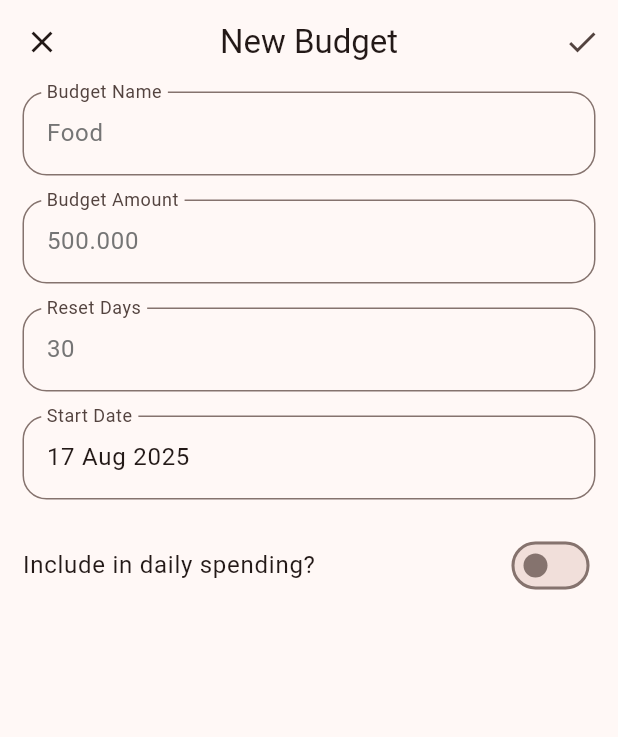
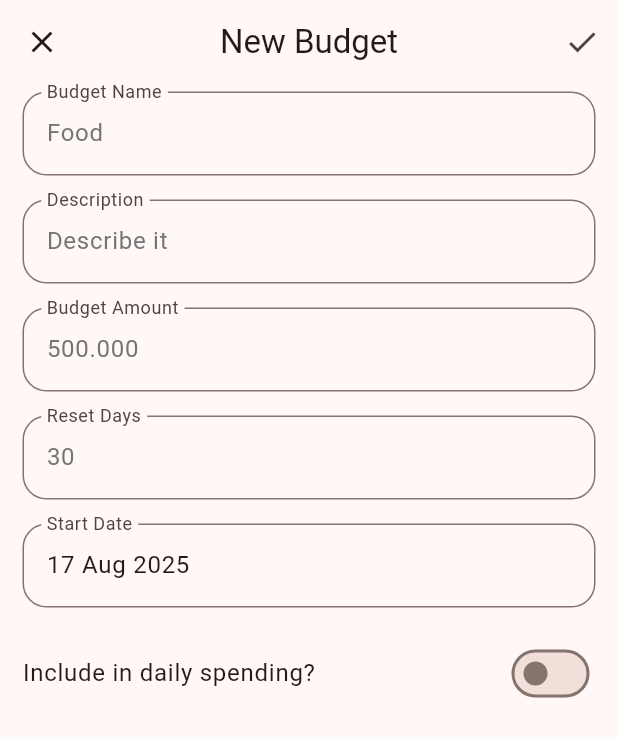
Before and after one commit to BaldGhost-git/WeBudget, a Flutter app: the UpsertBudgetScreen screen opened directly with empty values, on a phone screen of 412 x 824 dp. Shown: the top 737 px of the screen. Run offline on Flutter 3.47's test engine with Material 3 defaults, Android fonts, the phone set to English and light mode, and no system bars; drawn by our look-alikes of flutter_form_builder; our stand-ins replace flutter_riverpod, form_builder_validators, freezed_annotation, gap, go_router, google_sign_in and 2 more; accounts and stored records are empty; generated files the repository leaves out were written again.

Commit message:
add description field

```diff
--- a/lib/features/budgets/presentations/budget_detail.dart
+++ b/lib/features/budgets/presentations/budget_detail.dart
@@ -52,6 +52,7 @@ class _BudgetDetailState extends ConsumerState<BudgetDetail> {
             var {
               'start_date': startDate,
               'name': name,
+              'description': description,
               'total_amount': totalAmount,
               'reset_days': resetDays,
               'is_daily_spend': isDailySpend,
@@ -59,6 +60,7 @@ class _BudgetDetailState extends ConsumerState<BudgetDetail> {
             final newBudget = oldBudget.copyWith(
               startDate: startDate as DateTime,
               name: name as String,
+              description: description as String?,
               totalAmount: int.parse(totalAmount as String),
               modifiedAt: DateTime.now(),
               resetDay: resetDays as int?,
@@ -171,6 +173,8 @@ class _BudgetDetailState extends ConsumerState<BudgetDetail> {
                                 Text(data.name, style: TextStyle(fontSize: 24)),
                                 if (data.description?.isNotEmpty ?? false)
                                   Text(
+                                    maxLines: 2,
+                                    overflow: TextOverflow.ellipsis,
                                     data.description!,
                                     style: TextStyle(fontSize: 14),
                                   ),
--- a/lib/features/budgets/presentations/upsert_budget_screen.dart
+++ b/lib/features/budgets/presentations/upsert_budget_screen.dart
@@ -83,6 +83,18 @@ class _UpsertBudgetScreenState extends State<UpsertBudgetScreen> {
                   decoration: customInputDecoration(
                     labelText: 'Budget Name',
                     hintText: 'Food',
+                  ),
+                ),
+                const Gap(16),
+                FormBuilderTextField(
+                  onTapOutside: (event) => FocusScope.of(context).unfocus(),
+                  name: 'description',
+                  initialValue: widget.budget?.description,
+                  keyboardType: TextInputType.text,
+                  textInputAction: TextInputAction.next,
+                  decoration: customInputDecoration(
+                    labelText: 'Description',
+                    hintText: 'Describe it',
                   ),
                 ),
                 const Gap(16),
```
